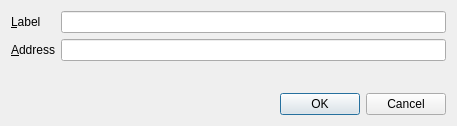
This is src/qt/forms/editaddressdialog.ui in ChiliCoin/ChiliCoin as Qt 5 draws it before an edit. The edited form follows.
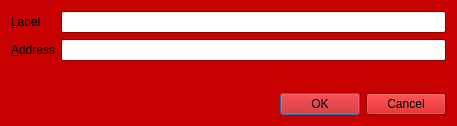
This is the edited form.

Diff of the .ui file:
```diff
--- a/src/qt/forms/editaddressdialog.ui
+++ b/src/qt/forms/editaddressdialog.ui
@@ -10,6 +10,421 @@
     <height>126</height>
    </rect>
   </property>
+  <property name="palette">
+   <palette>
+    <active>
+     <colorrole role="WindowText">
+      <brush brushstyle="SolidPattern">
+       <color alpha="255">
+        <red>0</red>
+        <green>0</green>
+        <blue>0</blue>
+       </color>
+      </brush>
+     </colorrole>
+     <colorrole role="Button">
+      <brush brushstyle="SolidPattern">
+       <color alpha="255">
+        <red>199</red>
+        <green>0</green>
+        <blue>0</blue>
+       </color>
+      </brush>
+     </colorrole>
+     <colorrole role="Light">
+      <brush brushstyle="SolidPattern">
+       <color alpha="255">
+        <red>255</red>
+        <green>43</green>
+        <blue>43</blue>
+       </color>
+      </brush>
+     </colorrole>
+     <colorrole role="Midlight">
+      <brush brushstyle="SolidPattern">
+       <color alpha="255">
+        <red>227</red>
+        <green>21</green>
+        <blue>21</blue>
+       </color>
+      </brush>
+     </colorrole>
+     <colorrole role="Dark">
+      <brush brushstyle="SolidPattern">
+       <color alpha="255">
+        <red>99</red>
+        <green>0</green>
+        <blue>0</blue>
+       </color>
+      </brush>
+     </colorrole>
+     <colorrole role="Mid">
+      <brush brushstyle="SolidPattern">
+       <color alpha="255">
+        <red>133</red>
+        <green>0</green>
+        <blue>0</blue>
+       </color>
+      </brush>
+     </colorrole>
+     <colorrole role="Text">
+      <brush brushstyle="SolidPattern">
+       <color alpha="255">
+        <red>0</red>
+        <green>0</green>
+        <blue>0</blue>
+       </color>
+      </brush>
+     </colorrole>
+     <colorrole role="BrightText">
+      <brush brushstyle="SolidPattern">
+       <color alpha="255">
+        <red>255</red>
+        <green>255</green>
+        <blue>255</blue>
+       </color>
+      </brush>
+     </colorrole>
+     <colorrole role="ButtonText">
+      <brush brushstyle="SolidPattern">
+       <color alpha="255">
+        <red>0</red>
+        <green>0</green>
+        <blue>0</blue>
+       </color>
+      </brush>
+     </colorrole>
+     <colorrole role="Base">
+      <brush brushstyle="SolidPattern">
+       <color alpha="255">
+        <red>255</red>
+        <green>255</green>
+        <blue>255</blue>
+       </color>
+      </brush>
+     </colorrole>
+     <colorrole role="Window">
+      <brush brushstyle="SolidPattern">
+       <color alpha="255">
+        <red>199</red>
+        <green>0</green>
+        <blue>0</blue>
+       </color>
+      </brush>
+     </colorrole>
+     <colorrole role="Shadow">
+      <brush brushstyle="SolidPattern">
+       <color alpha="255">
+        <red>0</red>
+        <green>0</green>
+        <blue>0</blue>
+       </color>
+      </brush>
+     </colorrole>
+     <colorrole role="AlternateBase">
+      <brush brushstyle="SolidPattern">
+       <color alpha="255">
+        <red>227</red>
+        <green>127</green>
+        <blue>127</blue>
+       </color>
+      </brush>
+     </colorrole>
+     <colorrole role="ToolTipBase">
+      <brush brushstyle="SolidPattern">
+       <color alpha="255">
+        <red>255</red>
+        <green>255</green>
+        <blue>220</blue>
+       </color>
+      </brush>
+     </colorrole>
+     <colorrole role="ToolTipText">
+      <brush brushstyle="SolidPattern">
+       <color alpha="255">
+        <red>0</red>
+        <green>0</green>
+        <blue>0</blue>
+       </color>
+      </brush>
+     </colorrole>
+    </active>
+    <inactive>
+     <colorrole role="WindowText">
+      <brush brushstyle="SolidPattern">
+       <color alpha="255">
+        <red>0</red>
+        <green>0</green>
+        <blue>0</blue>
+       </color>
+      </brush>
+     </colorrole>
+     <colorrole role="Button">
+      <brush brushstyle="SolidPattern">
+       <color alpha="255">
+        <red>199</red>
+        <green>0</green>
+        <blue>0</blue>
+       </color>
+      </brush>
+     </colorrole>
+     <colorrole role="Light">
+      <brush brushstyle="SolidPattern">
+       <color alpha="255">
+        <red>255</red>
+        <green>43</green>
+        <blue>43</blue>
+       </color>
+      </brush>
+     </colorrole>
+     <colorrole role="Midlight">
+      <brush brushstyle="SolidPattern">
+       <color alpha="255">
+        <red>227</red>
+        <green>21</green>
+        <blue>21</blue>
+       </color>
+      </brush>
+     </colorrole>
+     <colorrole role="Dark">
+      <brush brushstyle="SolidPattern">
+       <color alpha="255">
+        <red>99</red>
+        <green>0</green>
+        <blue>0</blue>
+       </color>
+      </brush>
+     </colorrole>
+     <colorrole role="Mid">
+      <brush brushstyle="SolidPattern">
+       <color alpha="255">
+        <red>133</red>
+        <green>0</green>
+        <blue>0</blue>
+       </color>
+      </brush>
+     </colorrole>
+     <colorrole role="Text">
+      <brush brushstyle="SolidPattern">
+       <color alpha="255">
+        <red>0</red>
+        <green>0</green>
+        <blue>0</blue>
+       </color>
+      </brush>
+     </colorrole>
+     <colorrole role="BrightText">
+      <brush brushstyle="SolidPattern">
+       <color alpha="255">
+        <red>255</red>
+        <green>255</green>
+        <blue>255</blue>
+       </color>
+      </brush>
+     </colorrole>
+     <colorrole role="ButtonText">
+      <brush brushstyle="SolidPattern">
+       <color alpha="255">
+        <red>0</red>
+        <green>0</green>
+        <blue>0</blue>
+       </color>
+      </brush>
+     </colorrole>
+     <colorrole role="Base">
+      <brush brushstyle="SolidPattern">
+       <color alpha="255">
+        <red>255</red>
+        <green>255</green>
+        <blue>255</blue>
+       </color>
+      </brush>
+     </colorrole>
+     <colorrole role="Window">
+      <brush brushstyle="SolidPattern">
+       <color alpha="255">
+        <red>199</red>
+        <green>0</green>
+        <blue>0</blue>
+       </color>
+      </brush>
+     </colorrole>
+     <colorrole role="Shadow">
+      <brush brushstyle="SolidPattern">
+       <color alpha="255">
+        <red>0</red>
+        <green>0</green>
+        <blue>0</blue>
+       </color>
+      </brush>
+     </colorrole>
+     <colorrole role="AlternateBase">
+      <brush brushstyle="SolidPattern">
+       <color alpha="255">
+        <red>227</red>
+        <green>127</green>
+        <blue>127</blue>
+       </color>
+      </brush>
+     </colorrole>
+     <colorrole role="ToolTipBase">
+      <brush brushstyle="SolidPattern">
+       <color alpha="255">
+        <red>255</red>
+        <green>255</green>
+        <blue>220</blue>
+       </color>
+      </brush>
+     </colorrole>
+     <colorrole role="ToolTipText">
+      <brush brushstyle="SolidPattern">
+       <color alpha="255">
+        <red>0</red>
+        <green>0</green>
+        <blue>0</blue>
+       </color>
+      </brush>
+     </colorrole>
+    </inactive>
+    <disabled>
+     <colorrole role="WindowText">
+      <brush brushstyle="SolidPattern">
+       <color alpha="255">
+        <red>99</red>
+        <green>0</green>
+        <blue>0</blue>
+       </color>
+      </brush>
+     </colorrole>
+     <colorrole role="Button">
+      <brush brushstyle="SolidPattern">
+       <color alpha="255">
+        <red>199</red>
+        <green>0</green>
+        <blue>0</blue>
+       </color>
+      </brush>
+     </colorrole>
+     <colorrole role="Light">
+      <brush brushstyle="SolidPattern">
+       <color alpha="255">
+        <red>255</red>
+        <green>43</green>
+        <blue>43</blue>
+       </color>
+      </brush>
+     </colorrole>
+     <colorrole role="Midlight">
+      <brush brushstyle="SolidPattern">
+       <color alpha="255">
+        <red>227</red>
+        <green>21</green>
+        <blue>21</blue>
+       </color>
+      </brush>
+     </colorrole>
+     <colorrole role="Dark">
+      <brush brushstyle="SolidPattern">
+       <color alpha="255">
+        <red>99</red>
+        <green>0</green>
+        <blue>0</blue>
+       </color>
+      </brush>
+     </colorrole>
+     <colorrole role="Mid">
+      <brush brushstyle="SolidPattern">
+       <color alpha="255">
+        <red>133</red>
+        <green>0</green>
+        <blue>0</blue>
+       </color>
+      </brush>
+     </colorrole>
+     <colorrole role="Text">
+      <brush brushstyle="SolidPattern">
+       <color alpha="255">
+        <red>99</red>
+        <green>0</green>
+        <blue>0</blue>
+       </color>
+      </brush>
+     </colorrole>
+     <colorrole role="BrightText">
+      <brush brushstyle="SolidPattern">
+       <color alpha="255">
+        <red>255</red>
+        <green>255</green>
+        <blue>255</blue>
+       </color>
+      </brush>
+     </colorrole>
+     <colorrole role="ButtonText">
+      <brush brushstyle="SolidPattern">
+       <color alpha="255">
+        <red>99</red>
+        <green>0</green>
+        <blue>0</blue>
+       </color>
+      </brush>
+     </colorrole>
+     <colorrole role="Base">
+      <brush brushstyle="SolidPattern">
+       <color alpha="255">
+        <red>199</red>
+        <green>0</green>
+        <blue>0</blue>
+       </color>
+      </brush>
+     </colorrole>
+     <colorrole role="Window">
+      <brush brushstyle="SolidPattern">
+       <color alpha="255">
+        <red>199</red>
+        <green>0</green>
+        <blue>0</blue>
+       </color>
+      </brush>
+     </colorrole>
+     <colorrole role="Shadow">
+      <brush brushstyle="SolidPattern">
+       <color alpha="255">
+        <red>0</red>
+        <green>0</green>
+        <blue>0</blue>
+       </color>
+      </brush>
+     </colorrole>
+     <colorrole role="AlternateBase">
+      <brush brushstyle="SolidPattern">
+       <color alpha="255">
+        <red>199</red>
+        <green>0</green>
+        <blue>0</blue>
+       </color>
+      </brush>
+     </colorrole>
+     <colorrole role="ToolTipBase">
+      <brush brushstyle="SolidPattern">
+       <color alpha="255">
+        <red>255</red>
+        <green>255</green>
+        <blue>220</blue>
+       </color>
+      </brush>
+     </colorrole>
+     <colorrole role="ToolTipText">
+      <brush brushstyle="SolidPattern">
+       <color alpha="255">
+        <red>0</red>
+        <green>0</green>
+        <blue>0</blue>
+       </color>
+      </brush>
+     </colorrole>
+    </disabled>
+   </palette>
+  </property>
   <property name="windowTitle">
    <string>Edit Address</string>
   </property>
```
